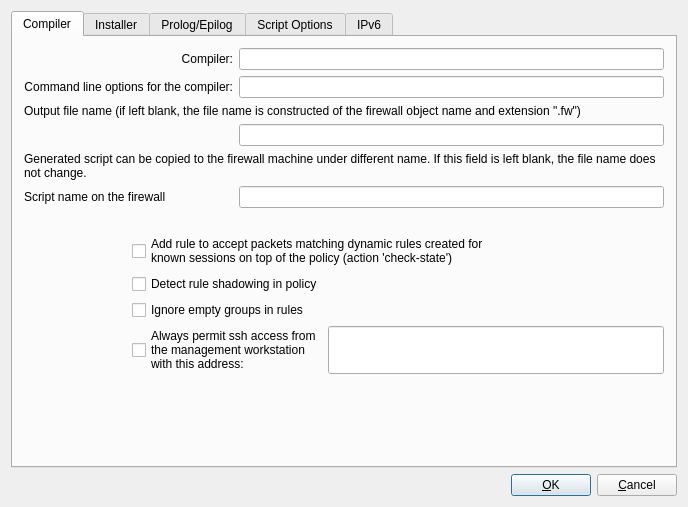
First picture: the form in src/libgui/ipfwadvanceddialog_q.ui, repository fwbuilder/fwbuilder, before the edit.
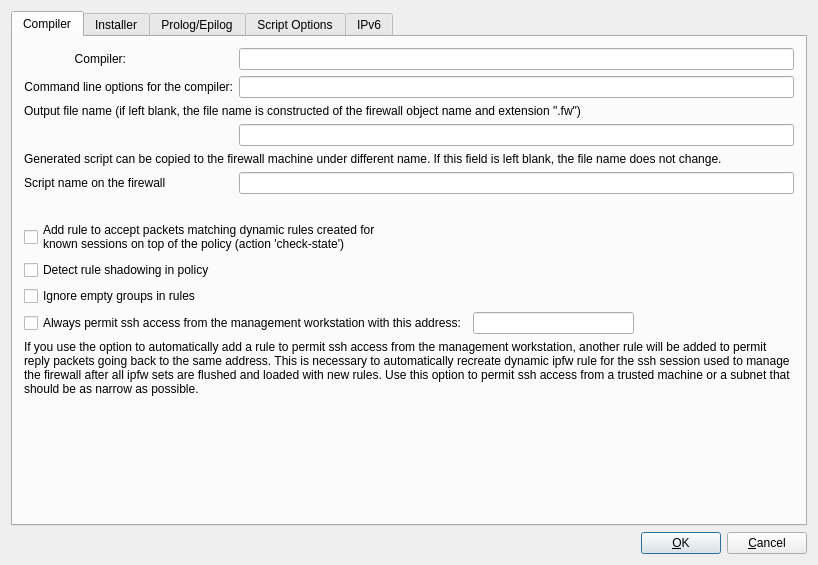
Second picture: the form after the edit. The open tabs and pages were chosen to show the change.

```diff
--- a/src/libgui/ipfwadvanceddialog_q.ui
+++ b/src/libgui/ipfwadvanceddialog_q.ui
@@ -6,8 +6,8 @@
    <rect>
     <x>0</x>
     <y>0</y>
-    <width>688</width>
-    <height>507</height>
+    <width>818</width>
+    <height>565</height>
    </rect>
   </property>
   <property name="windowTitle">
@@ -78,8 +78,8 @@
       <attribute name="title">
        <string>Compiler</string>
       </attribute>
-      <layout class="QGridLayout" name="gridLayout_4">
-       <item row="0" column="0" colspan="2">
+      <layout class="QGridLayout" name="gridLayout">
+       <item row="0" column="0">
         <widget class="QLabel" name="compilerLabel">
          <property name="text">
           <string>Compiler:</string>
@@ -92,7 +92,7 @@
          </property>
         </widget>
        </item>
-       <item row="0" column="2" colspan="2">
+       <item row="0" column="2">
         <widget class="QLineEdit" name="compiler">
          <property name="maximumSize">
           <size>
@@ -121,7 +121,7 @@
          </property>
         </widget>
        </item>
-       <item row="1" column="2" colspan="2">
+       <item row="1" column="2">
         <widget class="QLineEdit" name="compilerArgs">
          <property name="maximumSize">
           <size>
@@ -131,7 +131,7 @@
          </property>
         </widget>
        </item>
-       <item row="2" column="0" colspan="4">
+       <item row="2" column="0" colspan="3">
         <widget class="QLabel" name="textLabel1_5">
          <property name="sizePolicy">
           <sizepolicy hsizetype="Expanding" vsizetype="Preferred">
@@ -150,7 +150,7 @@
          </property>
         </widget>
        </item>
-       <item row="3" column="2" colspan="2">
+       <item row="3" column="2">
         <widget class="QLineEdit" name="outputFileName">
          <property name="maximumSize">
           <size>
@@ -160,7 +160,7 @@
          </property>
         </widget>
        </item>
-       <item row="4" column="0" colspan="4">
+       <item row="4" column="0" colspan="3">
         <widget class="QLabel" name="label_4">
          <property name="text">
           <string>Generated script can be copied to the firewall machine under different name. If this field is left blank, the file name does not change.</string>
@@ -177,7 +177,7 @@
          </property>
         </widget>
        </item>
-       <item row="5" column="2" colspan="2">
+       <item row="5" column="2">
         <widget class="QLineEdit" name="fileNameOnFw">
          <property name="maximumSize">
           <size>
@@ -187,7 +187,7 @@
          </property>
         </widget>
        </item>
-       <item row="6" column="1">
+       <item row="6" column="0">
         <spacer>
          <property name="orientation">
           <enum>Qt::Vertical</enum>
@@ -203,23 +203,7 @@
          </property>
         </spacer>
        </item>
-       <item row="7" column="0" rowspan="2">
-        <spacer>
-         <property name="orientation">
-          <enum>Qt::Horizontal</enum>
-         </property>
-         <property name="sizeType">
-          <enum>QSizePolicy::Fixed</enum>
-         </property>
-         <property name="sizeHint" stdset="0">
-          <size>
-           <width>40</width>
-           <height>30</height>
-          </size>
-         </property>
-        </spacer>
-       </item>
-       <item row="7" column="1" colspan="3">
+       <item row="7" column="0" colspan="3">
         <widget class="QCheckBox" name="ipfw_add_check_state_rule">
          <property name="sizePolicy">
           <sizepolicy hsizetype="Minimum" vsizetype="Fixed">
@@ -233,7 +217,7 @@
          </property>
         </widget>
        </item>
-       <item row="8" column="1" colspan="3">
+       <item row="8" column="0" colspan="2">
         <widget class="QCheckBox" name="ipfw_check_shadowing">
          <property name="sizePolicy">
           <sizepolicy hsizetype="Expanding" vsizetype="Fixed">
@@ -249,7 +233,7 @@
          </property>
         </widget>
        </item>
-       <item row="9" column="1" colspan="3">
+       <item row="9" column="0" colspan="2">
         <widget class="QCheckBox" name="ipfw_ignore_empty_groups">
          <property name="sizePolicy">
           <sizepolicy hsizetype="Expanding" vsizetype="Fixed">
@@ -265,16 +249,16 @@
          </property>
         </widget>
        </item>
-       <item row="10" column="1" colspan="2">
+       <item row="10" column="0" colspan="3">
+        <layout class="QHBoxLayout" name="horizontalLayout_3">
+         <item>
         <widget class="QCheckBox" name="mgmt_ssh">
          <property name="text">
-          <string>Always permit ssh access from
-the management workstation
-with this address:</string>
+            <string>Always permit ssh access from the management workstation with this address:</string>
          </property>
         </widget>
        </item>
-       <item row="10" column="3">
+         <item>
         <widget class="QLineEdit" name="mgmt_addr">
          <property name="sizePolicy">
           <sizepolicy hsizetype="Expanding" vsizetype="Fixed">
@@ -290,7 +274,32 @@
          </property>
         </widget>
        </item>
-       <item row="11" column="2" colspan="2">
+         <item>
+          <spacer name="horizontalSpacer">
+           <property name="orientation">
+            <enum>Qt::Horizontal</enum>
+           </property>
+           <property name="sizeHint" stdset="0">
+            <size>
+             <width>40</width>
+             <height>20</height>
+            </size>
+           </property>
+          </spacer>
+         </item>
+        </layout>
+       </item>
+       <item row="11" column="0" colspan="3">
+        <widget class="QLabel" name="label">
+         <property name="text">
+          <string>If you use the option to automatically add a rule to permit ssh access from the management workstation, another rule will be added to permit reply packets going back to the same address. This is necessary to automatically recreate dynamic ipfw rule for the ssh session used to manage the firewall after all ipfw sets are flushed and loaded with new rules. Use this option to permit ssh access from a trusted machine or a subnet that should be as narrow as possible.</string>
+         </property>
+         <property name="wordWrap">
+          <bool>true</bool>
+         </property>
+        </widget>
+       </item>
+       <item row="12" column="1" colspan="2">
         <spacer>
          <property name="orientation">
           <enum>Qt::Vertical</enum>
```
Left out of the diff: 2 changed lines with no effect on the pictures. Lines whose indentation alone changed are shown as unchanged.
